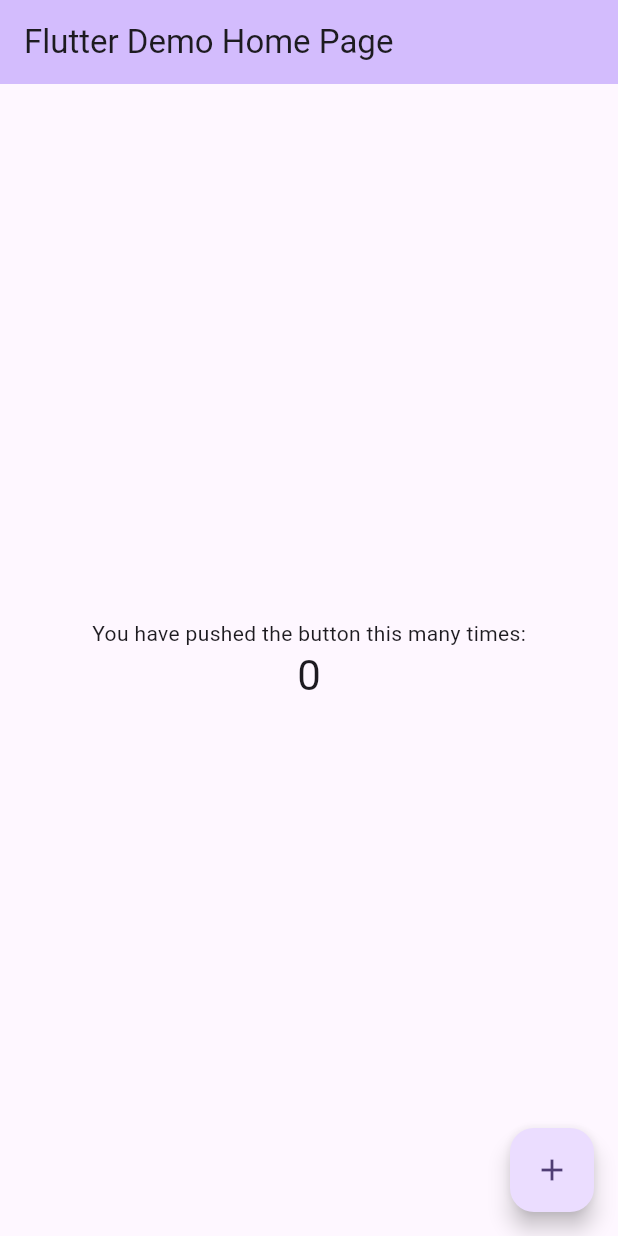
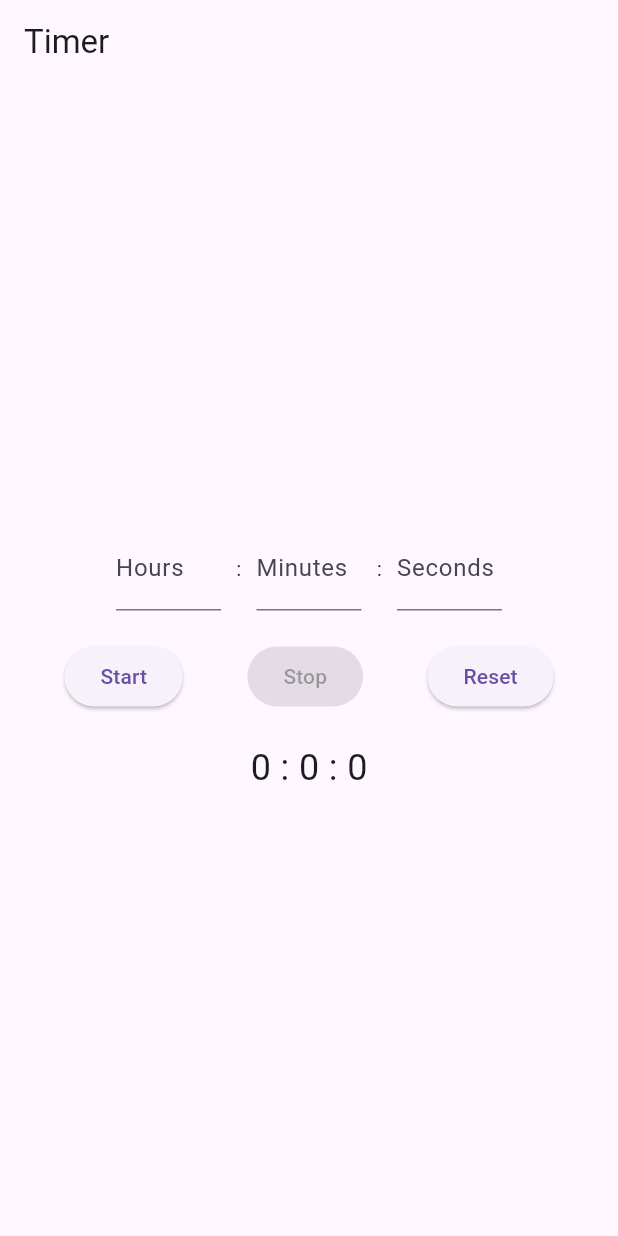
Before and after one commit to Yuuu12345/StudyTime, a Flutter app: the screen it shows after launch, on a phone screen of 412 x 824 dp. Run offline on Flutter 3.47's test engine with Material 3 defaults, Android fonts, the phone set to English and light mode, and no system bars.

Commit message:
Stopwatch and Timer

```diff
--- a/lib/main.dart
+++ b/lib/main.dart
@@ -1,7 +1,9 @@
 import 'package:flutter/material.dart';
+import 'package:studytime/stopwatch.dart';
+import 'package:studytime/timer.dart';
 
 void main() {
-  runApp(const MyApp());
+  runApp(TimerApp());
 }
 
 class MyApp extends StatelessWidget {
--- /dev/null
+++ b/lib/timer.dart
@@ -0,0 +1,189 @@
+import 'package:flutter/material.dart';
+import 'dart:async';
+
+class TimerApp extends StatelessWidget {
+  @override
+  Widget build(BuildContext context) {
+    return MaterialApp(
+      title: 'Timer',
+      home: TimerScreen(),
+    );
+  }
+}
+
+class TimerScreen extends StatefulWidget {
+  @override
+  _TimerScreenState createState() => _TimerScreenState();
+}
+
+class _TimerScreenState extends State<TimerScreen> {
+  late int _hours;
+  late int _minutes;
+  late int _seconds;
+  late int _totalSeconds;
+  late Timer _timer;
+  late TextEditingController _hoursController;
+  late TextEditingController _minutesController;
+  late TextEditingController _secondsController;
+
+  bool _isRunning = false;
+
+  @override
+  void initState() {
+    super.initState();
+    _hours = 0;
+    _minutes = 0;
+    _seconds = 0;
+    _totalSeconds = 0;
+    _hoursController = TextEditingController();
+    _minutesController = TextEditingController();
+    _secondsController = TextEditingController();
+  }
+
+  @override
+  void dispose() {
+    _timer.cancel();
+    super.dispose();
+  }
+
+  void startTimer() {
+    _totalSeconds = (_hours * 3600) + (_minutes * 60) + _seconds;
+    _timer = Timer.periodic(Duration(seconds: 1), (timer) {
+      if (_totalSeconds == 0) {
+        _timer.cancel();
+        setState(() {
+          _isRunning = false;
+        });
+      } else {
+        setState(() {
+          _totalSeconds--;
+          _hours = _totalSeconds ~/ 3600;
+          _minutes = (_totalSeconds % 3600) ~/ 60;
+          _seconds = _totalSeconds % 60;
+        });
+      }
+    });
+    setState(() {
+      _isRunning = true;
+    });
+  }
+
+  void stopTimer() {
+    _timer.cancel();
+    setState(() {
+      _isRunning = false;
+    });
+  }
+
+  void resetTimer() {
+    _timer.cancel();
+    _hoursController.clear();
+    _minutesController.clear();
+    _secondsController.clear();
+    setState(() {
+      _hours = 0;
+      _minutes = 0;
+      _seconds = 0;
+      _totalSeconds = 0;
+      _isRunning = false;
+    });
+  }
+
+  @override
+  Widget build(BuildContext context) {
+    return Scaffold(
+      appBar: AppBar(
+        title: Text('Timer'),
+      ),
+      body: Center(
+        child: Column(
+          mainAxisAlignment: MainAxisAlignment.center,
+          children: <Widget>[
+            Row(
+              mainAxisAlignment: MainAxisAlignment.center,
+              children: <Widget>[
+                Container(
+                  width: 70,
+                  child: TextField(
+                    controller: _hoursController,
+                    keyboardType: TextInputType.number,
+                    textAlign: TextAlign.center,
+                    onChanged: (value) {
+                      setState(() {
+                        _hours = int.tryParse(value) ?? 0;
+                      });
+                    },
+                    decoration: InputDecoration(
+                      labelText: 'Hours',
+                    ),
+                  ),
+                ),
+                SizedBox(width: 10),
+                Text(':'),
+                SizedBox(width: 10),
+                Container(
+                  width: 70,
+                  child: TextField(
+                    controller: _minutesController,
+                    keyboardType: TextInputType.number,
+                    textAlign: TextAlign.center,
+                    onChanged: (value) {
+                      setState(() {
+                        _minutes = int.tryParse(value) ?? 0;
+                      });
+                    },
+                    decoration: InputDecoration(
+                      labelText: 'Minutes',
+                    ),
+                  ),
+                ),
+                SizedBox(width: 10),
+                Text(':'),
+                SizedBox(width: 10),
+                Container(
+                  width: 70,
+                  child: TextField(
+                    controller: _secondsController,
+                    keyboardType: TextInputType.number,
+                    textAlign: TextAlign.center,
+                    onChanged: (value) {
+                      setState(() {
+                        _seconds = int.tryParse(value) ?? 0;
+                      });
+                    },
+                    decoration: InputDecoration(
+                      labelText: 'Seconds',
+                    ),
+                  ),
+                ),
+              ],
+            ),
+            SizedBox(height: 20),
+            Row(
+              mainAxisAlignment: MainAxisAlignment.spaceEvenly,
+              children: [
+                ElevatedButton(
+                  onPressed: _isRunning ? null : startTimer,
+                  child: Text('Start'),
+                ),
+                ElevatedButton(
+                  onPressed: _isRunning ? stopTimer : null,
+                  child: Text('Stop'),
+                ),
+                ElevatedButton(
+                  onPressed: resetTimer,
+                  child: Text('Reset'),
+                ),
+              ],
+            ),
+            SizedBox(height: 20),
+            Text(
+              '$_hours : $_minutes : $_seconds',
+              style: TextStyle(fontSize: 24),
+            ),
+          ],
+        ),
+      ),
+    );
+  }
+}
```
Also changed, not shown: lib/stopwatch.dart (added, +105 -0 lines).
